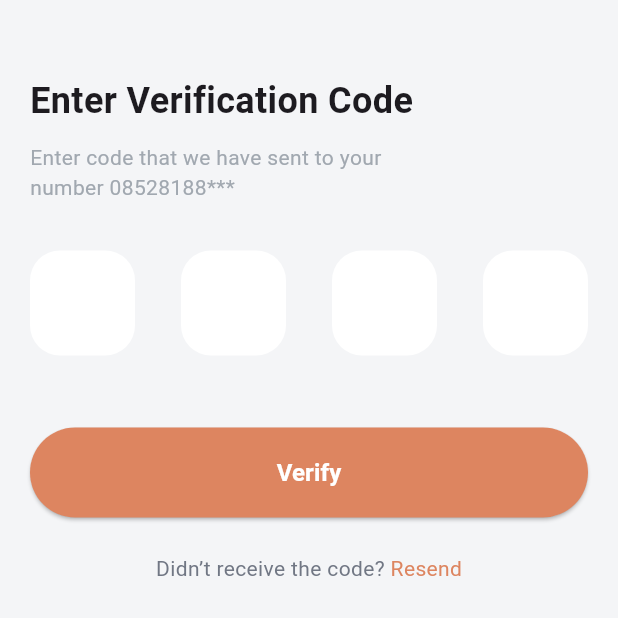
After one commit to mO7MeD11/Suits_App, a Flutter app: the OtpView screen opened directly, on a phone screen of 412 x 824 dp, the top half of it. The commit adds this screen. Run offline on Flutter 3.47's test engine with Material 3 defaults, Android fonts, the phone set to English and light mode, and no system bars; drawn by our look-alikes of pin_code_fields.

Commit message:
create  OtpView

```diff
--- /dev/null
+++ b/lib/views/forgot_password/otp_view.dart
@@ -0,0 +1,86 @@
+import 'package:flutter/material.dart';
+import 'package:pin_code_fields/pin_code_fields.dart';
+import 'package:suits_app/const.dart';
+import 'package:suits_app/widgets/custom_button.dart';
+
+class OtpView extends StatelessWidget {
+  const OtpView({super.key});
+
+  @override
+  Widget build(BuildContext context) {
+    return Scaffold(
+      backgroundColor: Color(0xffF4F5F7),
+      body: SafeArea(
+        child: Column(
+          crossAxisAlignment: CrossAxisAlignment.start,
+          children: [
+            SizedBox(height: 50),
+            Padding(
+              padding: const EdgeInsets.only(left: 20),
+              child: Text(
+                'Enter Verification Code',
+                style: TextStyle(fontWeight: FontWeight.w700, fontSize: 24),
+              ),
+            ),
+            SizedBox(height: 11),
+            Padding(
+              padding: const EdgeInsets.only(left: 20),
+              child: Text(
+                'Enter code that we have sent to your \nnumber 08528188*** ',
+                style: TextStyle(
+                  color: Color(0xffA1A8B0),
+                  fontWeight: FontWeight.w400,
+                  fontSize: 14,
+                ),
+              ),
+            ),
+            SizedBox(height: 32),
+            Padding(
+              padding: const EdgeInsets.symmetric(horizontal: 20),
+              child: PinCodeTextField(
+                appContext: context,
+                length: 4,
+                keyboardType: TextInputType.number,
+                onChanged: (value) {
+                  print(value);
+                },
+                pinTheme: PinTheme(
+                  shape: PinCodeFieldShape.box,
+                  borderRadius: BorderRadius.circular(20),
+                  fieldHeight: 70,
+                  fieldWidth: 70,
+                  inactiveFillColor: Color(0xffFFFFFF),
+                  selectedFillColor: Color(0xffFFFFFF),
+                  activeFillColor: Color(0xffFFFFFF),
+                  inactiveColor: Colors.transparent,
+                  selectedColor: kPcolor,
+                  activeColor: Colors.transparent,
+                ),
+                enableActiveFill: true,
+              ),
+            ),
+            SizedBox(height: 32),
+            CustomButton(onPressed: () {}, text: 'Verify'),
+            SizedBox(height: 24),
+            Center(
+              child: Text.rich(
+                TextSpan(
+                  children: [
+                    TextSpan(
+                      text: 'Didn’t receive the code?',
+                      style: TextStyle(color: Color(0xff717784)),
+                    ),
+                    TextSpan(
+                      text: ' Resend',
+                      style: TextStyle(color: kPcolor),
+                    ),
+                  ],
+                ),
+              ),
+            ),
+          ],
+        ),
+      ),
+    );
+  }
+}
--- a/lib/views/login_view/login.dart
+++ b/lib/views/login_view/login.dart
@@ -43,7 +43,7 @@ class _LoginState extends State<Login> {
                 SizedBox(height: 30),
                 CustomTextForm(
                   hint: 'enter your email',
-                  icon: Icon(Icons.email, color: Color(0xffA1A8B0)),
+                  prefixIconicon: Icon(Icons.email, color: Color(0xffA1A8B0)),
                   validator: (value) {
                     if (value == null || value.isEmpty) {
                       return "Email is required";
@@ -54,7 +54,7 @@ class _LoginState extends State<Login> {
                 SizedBox(height: 10),
                 CustomTextForm(
                   hint: 'enter your password',
-                  icon: Icon(Icons.lock, color: Color(0xffA1A8B0)),
+                  prefixIconicon: Icon(Icons.lock, color: Color(0xffA1A8B0)),
                   validator: (value) {
                     if (value == null || value.isEmpty) {
                       return 'password is required';
--- a/lib/views/signup_view/signup.dart
+++ b/lib/views/signup_view/signup.dart
@@ -37,7 +37,7 @@ class _SignupState extends State<Signup> {
             children: [
               SizedBox(height: 15),
               CustomTextForm(
-                icon: Icon(Icons.person),
+                prefixIconicon: Icon(Icons.person),
                 hint: 'Enter your name',
                 validator: (v) {
                   if (v == null || v.isEmpty) {
@@ -48,7 +48,7 @@ class _SignupState extends State<Signup> {
               ),
               SizedBox(height: 15),
               CustomTextForm(
-                icon: Icon(Icons.email),
+                prefixIconicon: Icon(Icons.email),
                 hint: 'Enter your email',
                 validator: (p0) {
                   if (p0 == null || p0.isEmpty) {
@@ -59,7 +59,7 @@ class _SignupState extends State<Signup> {
               ),
               SizedBox(height: 15),
               CustomTextForm(
-                icon: Icon(Icons.lock),
+                prefixIconicon: Icon(Icons.lock),
                 hint: 'Enter your password',
                 validator: (p0) {
                   if (p0 == null || p0.isEmpty) {
--- a/pubspec.yaml
+++ b/pubspec.yaml
@@ -34,6 +34,7 @@ dependencies:
   # The following adds the Cupertino Icons font to your application.
   # Use with the CupertinoIcons class for iOS style icons.
   cupertino_icons: ^1.0.8
+  pin_code_fields: ^8.0.1
 
 dev_dependencies:
   flutter_test:
```
Also changed, not shown: lib/views/forgot_password/forgot_password.dart (+12 -2 lines), lib/widgets/custom_text_form.dart (+6 -4 lines), pubspec.lock.
